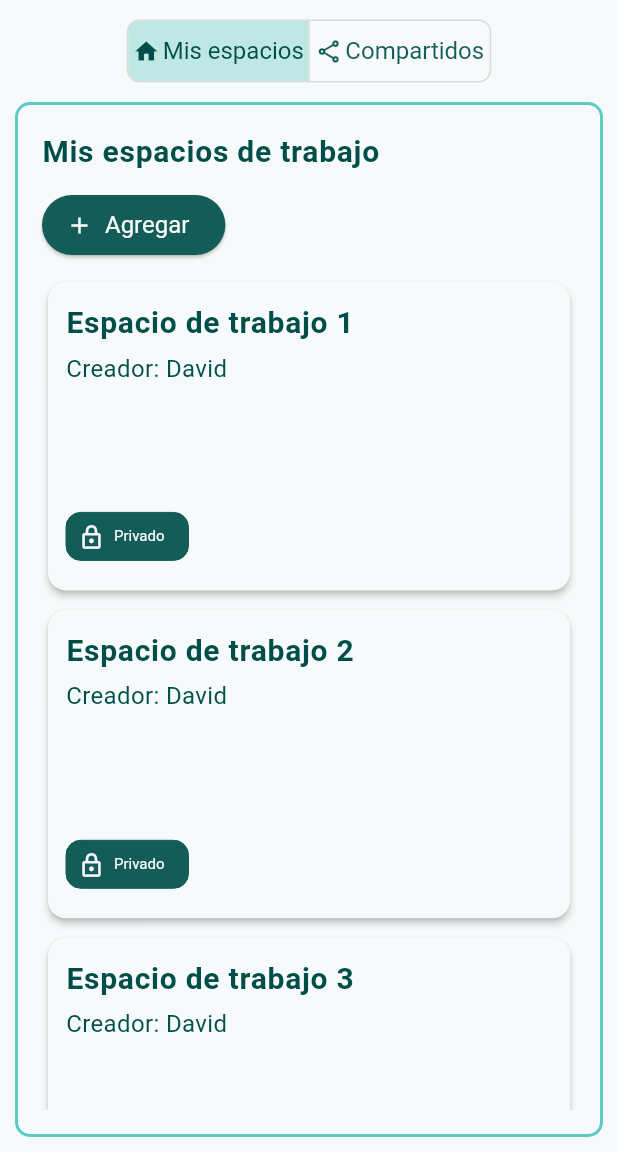
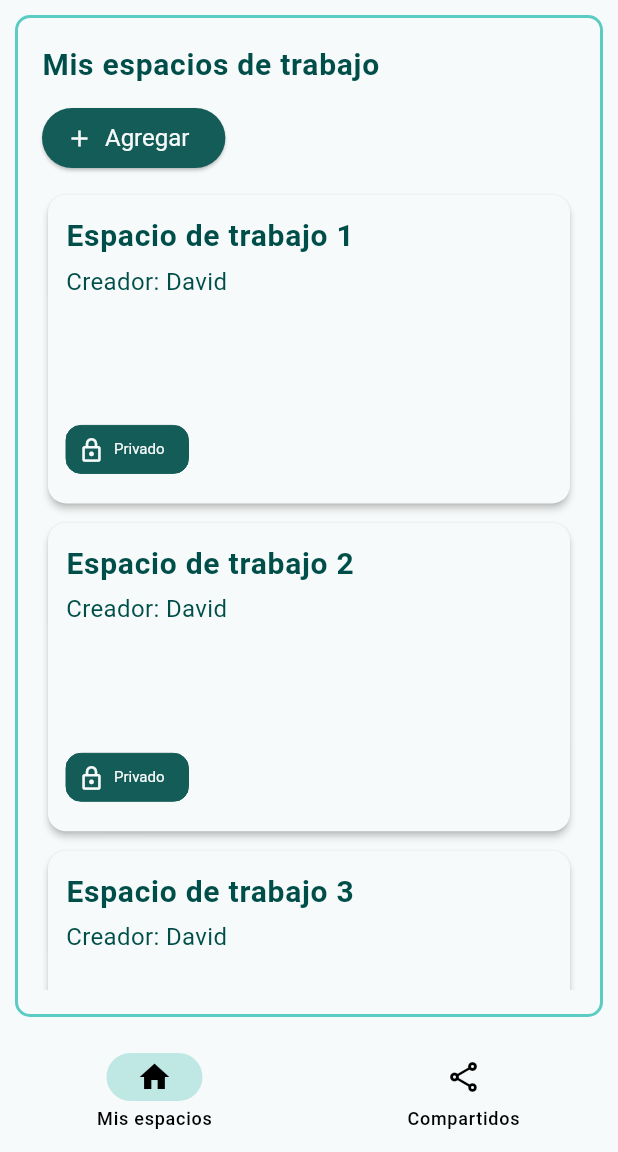
Before and after one commit to Emmanueloz/frontend_water_quality, a Flutter app: the screen it shows after launch, in the side drawer, after a tap on "Espacios de trabajo", on a phone screen of 412 x 824 dp, the part 84-1236 px from its top. Run offline on Flutter 3.47's test engine with Material 3 defaults, Android fonts, the phone set to English and light mode, and no system bars; our stand-ins replace go_router; missing offline and left inert: girix_code_gauge.

Commit message:
fix(Layout) Uso de NavigationBar para navegar secciones en el tamaño movil

```diff
--- a/lib/core/theme/theme.dart
+++ b/lib/core/theme/theme.dart
@@ -92,6 +92,22 @@ class AppTheme {
         elevation: 2,
         color: colorScheme.surface,
       ),
+      navigationBarTheme: NavigationBarThemeData(
+        backgroundColor: colorScheme.surface,
+        indicatorColor: colorScheme.tertiary,
+      ),
+      navigationRailTheme: NavigationRailThemeData(
+        backgroundColor: colorScheme.surface,
+        selectedIconTheme: IconThemeData(
+          color: colorScheme.secondary,
+        ),
+        unselectedIconTheme: IconThemeData(
+          color: textColor,
+        ),
+        indicatorColor: colorScheme.tertiary,
+        selectedLabelTextStyle: textTheme.titleMedium,
+        unselectedLabelTextStyle: textTheme.titleMedium,
+      ),
       chipTheme: ChipThemeData(
         backgroundColor: colorScheme.secondary,
         labelStyle: textTheme.bodySmall?.copyWith(
@@ -118,17 +134,10 @@ class AppTheme {
         ),
       ),
       dropdownMenuTheme: DropdownMenuThemeData(
-        textStyle: textTheme.bodyMedium,
+        textStyle: textTheme.bodyLarge?.copyWith(fontWeight: FontWeight.bold),
         inputDecorationTheme: InputDecorationTheme(
-          labelStyle: textTheme.bodyLarge,
-          floatingLabelStyle: textTheme.bodyLarge,
           suffixIconColor: colorScheme.primary,
-          enabledBorder: OutlineInputBorder(
-            borderSide: BorderSide(
-              color: colorScheme.primary,
-              width: 2,
-            ),
-          ),
+          enabledBorder: InputBorder.none,
           focusedBorder: OutlineInputBorder(
             borderSide: BorderSide(
               color: colorScheme.primary,
--- a/lib/presentation/pages/list_workspace.dart
+++ b/lib/presentation/pages/list_workspace.dart
@@ -2,7 +2,6 @@ import 'package:flutter/material.dart';
 import 'package:frontend_water_quality/core/enums/list_workspaces.dart';
 import 'package:frontend_water_quality/core/enums/screen_size.dart';
 import 'package:frontend_water_quality/presentation/widgets/common/sidebar.dart';
-import 'package:frontend_water_quality/presentation/widgets/common/sidebar_item.dart';
 import 'package:frontend_water_quality/presentation/widgets/layout/layout.dart';
 import 'package:frontend_water_quality/presentation/widgets/specific/workspace/main_grid_workspaces.dart';
 import 'package:frontend_water_quality/presentation/widgets/specific/workspace/workspace_card.dart';
@@ -13,30 +12,7 @@ class ListWorkspace extends StatelessWidget {
   final ListWorkspaces type;
   const ListWorkspace({super.key, required this.type});
 
-  @override
-  Widget build(BuildContext context) {
-    return Layout(
-      title: "Espacios de trabajo",
-      builder: (context, screenSize) {
-        return Padding(
-          padding: EdgeInsets.all(10),
-          child: _buildMainContent(context, screenSize),
-        );
-      },
-    );
-  }
-
-  Widget _buildMainContent(BuildContext context, ScreenSize screenSize) {
-    if (screenSize == ScreenSize.mobile || screenSize == ScreenSize.tablet) {
-      return Column(
-        spacing: 10,
-        children: [
-          ToggleButtons(
-            isSelected: [
-              type == ListWorkspaces.mine,
-              type == ListWorkspaces.shared
-            ],
-            onPressed: (int index) {
+  void onDestinationSelected(BuildContext context, int index) {
     if (index == 0) {
       context.goNamed(
         Routes.listWorkspace.name,
@@ -52,47 +28,45 @@ class ListWorkspace extends StatelessWidget {
         },
       );
     }
+  }
+
+  @override
+  Widget build(BuildContext context) {
+    return Layout(
+      title: "Espacios de trabajo",
+      selectedIndex: type == ListWorkspaces.mine ? 0 : 1,
+      onDestinationSelected: (int index) {
+        onDestinationSelected(context, index);
       },
-            borderRadius: BorderRadius.circular(8.0),
-            constraints: const BoxConstraints(
-              minHeight: 40.0,
-              minWidth: 120.0,
+      destinations: [
+        NavigationDestination(
+          label: "Mis espacios",
+          icon: const Icon(Icons.home_outlined),
+          selectedIcon: const Icon(Icons.home),
         ),
-            children: [
-              Row(
-                spacing: 2,
-                children: [
-                  Icon(
-                    type == ListWorkspaces.mine
-                        ? Icons.home
-                        : Icons.home_outlined,
-                    size: 18,
-                  ),
-                  Text("Mis espacios")
-                ],
-              ),
-              Row(
-                spacing: 2,
-                children: [
-                  Icon(
-                    type == ListWorkspaces.shared
-                        ? Icons.share
-                        : Icons.share_outlined,
-                    size: 18,
-                  ),
-                  Text("Compartidos")
-                ],
+        NavigationDestination(
+          label: "Compartidos",
+          icon: const Icon(Icons.share_outlined),
+          selectedIcon: const Icon(Icons.share),
         ),
       ],
-          ),
-          MainGridWorkspaces(
+      builder: (context, screenSize) {
+        return Padding(
+          padding: EdgeInsets.all(10),
+          child: _buildMainContent(context, screenSize),
+        );
+      },
+    );
+  }
+
+  Widget _buildMainContent(BuildContext context, ScreenSize screenSize) {
+    if (screenSize == ScreenSize.mobile || screenSize == ScreenSize.tablet) {
+      return MainGridWorkspaces(
         type: type,
         screenSize: screenSize,
         children: type == ListWorkspaces.mine
             ? _getWorkspacesCard(context)
             : _getWorkspacesSharedCard(context),
-          ),
-        ],
       );
     }
 
@@ -101,38 +75,23 @@ class ListWorkspace extends StatelessWidget {
       spacing: 10,
       children: [
         Sidebar(
-          title: "Tipos de espacios",
           screenSize: screenSize,
-          children: [
-            SidebarItem(
-              title: "Mis espacios",
-              leading: const Icon(Icons.home_outlined),
-              leadingSelected: const Icon(Icons.home),
-              isSelected: type == ListWorkspaces.mine,
-              onTap: () {
-                context.goNamed(
-                  Routes.listWorkspace.name,
-                  pathParameters: {
-                    "type": ListWorkspaces.mine.name,
-                  },
-                );
-              },
+          selectedIndex: type == ListWorkspaces.mine ? 0 : 1,
+          destinations: [
+            NavigationRailDestination(
+              label: Text("Medidores"),
+              icon: const Icon(Icons.home_outlined),
+              selectedIcon: const Icon(Icons.home),
             ),
-            SidebarItem(
-              title: "Compartidos",
-              leading: const Icon(Icons.share_outlined),
-              leadingSelected: const Icon(Icons.share),
-              isSelected: type == ListWorkspaces.shared,
-              onTap: () {
-                context.goNamed(
-                  Routes.listWorkspace.name,
-                  pathParameters: {
-                    "type": ListWorkspaces.shared.name,
-                  },
-                );
-              },
+            NavigationRailDestination(
+              label: Text("Compartidos"),
+              icon: const Icon(Icons.share_outlined),
+              selectedIcon: const Icon(Icons.share),
             ),
           ],
+          onDestinationSelected: (int index) {
+            onDestinationSelected(context, index);
+          },
         ),
         MainGridWorkspaces(
           type: type,
--- a/lib/presentation/widgets/layout/layout.dart
+++ b/lib/presentation/widgets/layout/layout.dart
@@ -8,6 +8,9 @@ class Layout extends StatelessWidget {
   final String title;
   final Widget? body;
   final List<Widget>? childrenDrawer;
+  final int? selectedIndex;
+  final List<Widget>? destinations;
+  final void Function(int)? onDestinationSelected;
   final Widget Function(BuildContext context, ScreenSize screenSize)? builder;
 
   const Layout({
@@ -16,6 +19,9 @@ class Layout extends StatelessWidget {
     this.body,
     this.builder,
     this.childrenDrawer,
+    this.selectedIndex,
+    this.destinations,
+    this.onDestinationSelected,
   });
 
   @override
@@ -30,6 +36,13 @@ class Layout extends StatelessWidget {
           ),
           drawer: DrawerNavigation(title: title, children: childrenDrawer),
           body: builder!(context, screenSize),
+          bottomNavigationBar: selectedIndex != null && destinations != null
+              ? NavigationBar(
+                  selectedIndex: selectedIndex!,
+                  destinations: destinations!,
+                  onDestinationSelected: onDestinationSelected,
+                )
+              : null,
         );
       }
 
--- a/lib/presentation/widgets/specific/workspace/button_actions.dart
+++ b/lib/presentation/widgets/specific/workspace/button_actions.dart
@@ -2,7 +2,7 @@ import 'package:flutter/material.dart';
 import 'package:frontend_water_quality/core/enums/screen_size.dart';
 
 class ButtonActions extends StatelessWidget {
-  final String title;
+  final Widget title;
   final List<Widget> actions;
   final ScreenSize screenSize;
   const ButtonActions(
@@ -13,20 +13,12 @@ class ButtonActions extends StatelessWidget {
 
   @override
   Widget build(BuildContext context) {
-    Widget textTitle = Text(
-      title,
-      style: Theme.of(context)
-          .primaryTextTheme
-          .bodyLarge
-          ?.copyWith(fontWeight: FontWeight.bold),
-    );
-
     if (screenSize == ScreenSize.mobile || screenSize == ScreenSize.tablet) {
       return Column(
         crossAxisAlignment: CrossAxisAlignment.start,
         spacing: 10,
         children: [
-          textTitle,
+          title,
           SizedBox(
             width: double.infinity,
             child: Wrap(
@@ -43,7 +35,7 @@ class ButtonActions extends StatelessWidget {
     return Row(
       spacing: 10,
       children: [
-        textTitle,
+        title,
         const Spacer(),
         ...actions,
       ],
--- a/lib/presentation/widgets/specific/workspace/main_grid_workspaces.dart
+++ b/lib/presentation/widgets/specific/workspace/main_grid_workspaces.dart
@@ -51,9 +51,15 @@ class MainGridWorkspaces extends StatelessWidget {
           spacing: 10,
           children: [
             ButtonActions(
-              title: type == ListWorkspaces.mine
-                  ? "Mis espacios de trabajo"
-                  : "Espacios de trabajo compartidos",
+              title: Text(
+                type == ListWorkspaces.mine
+                    ? "Mis espacios de trabajo"
+                    : "Espacios de trabajo",
+                style: Theme.of(context)
+                    .textTheme
+                    .bodyLarge
+                    ?.copyWith(fontWeight: FontWeight.bold),
+              ),
               actions: [
                 if (type == ListWorkspaces.mine)
                   ElevatedButton.icon(
```
Also changed, not shown: lib/presentation/pages/view_workspace.dart (+37 -46 lines), lib/presentation/widgets/common/sidebar.dart (+5 -5 lines), lib/presentation/widgets/specific/workspace/main_workspace.dart (+32 -1 lines). Lines whose indentation alone changed are shown as unchanged.
